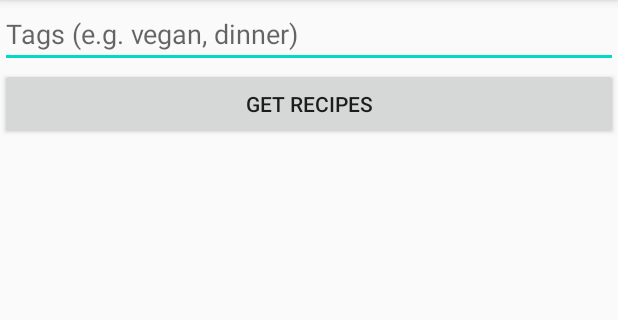
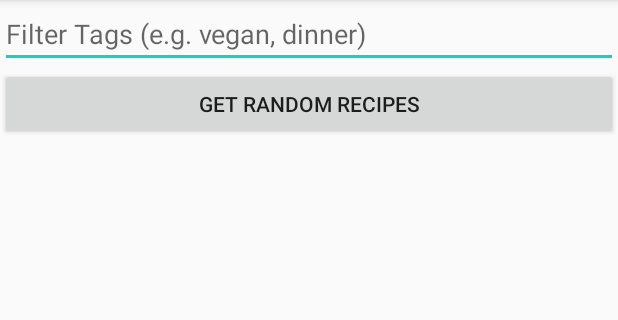
Before and after one commit to kbates97/RecipeFinder, an Android app: the screen it shows after launch (MainActivity), on a phone screen of 412 x 824 dp, the part 84-404 px from its top. Run offline under Robolectric (Android 15) with nearby library versions, the phone set to English and light mode, and no system bars; pictures from the network do not load.

Commit message:
Updated strings to make more intuitive

```diff
--- a/app/src/main/java/dev/kylecode/recipefinder/ui/MainActivity.kt
+++ b/app/src/main/java/dev/kylecode/recipefinder/ui/MainActivity.kt
@@ -50,7 +50,7 @@ class MainActivity : AppCompatActivity() {
     }
 
     private fun onSuccess(recipes: List<Recipe>) {
-        recipeAdapter.appendRecipes(recipes)
+        recipeAdapter.setRecipes(recipes)
         attachRecipesOnScrollListener()
     }
 
--- a/app/src/main/java/dev/kylecode/recipefinder/ui/RecipeView.kt
+++ b/app/src/main/java/dev/kylecode/recipefinder/ui/RecipeView.kt
@@ -22,7 +22,10 @@ class RecipeView : AppCompatActivity() {
 
         txtViewTitle.text = recipe.title
 
-        txtViewTime.text = "${this.getString(R.string.time_to_make)} ${recipe.readyInMinutes} ${this.getString(R.string.minutes)}"
+        if (recipe.readyInMinutes > 60)
+            txtViewTime.text = "${this.getString(R.string.time_to_make)} ${recipe.readyInMinutes/60} ${this.getString(R.string.hours_and)} ${recipe.readyInMinutes%60} ${this.getString(R.string.minutes)}"
+        else
+            txtViewTime.text = "${this.getString(R.string.time_to_make)} ${recipe.readyInMinutes} ${this.getString(R.string.minutes)}"
 
         var ingredients = ""
         for (ingredient in recipe.extendedIngredients){
--- a/app/src/main/res/values/strings.xml
+++ b/app/src/main/res/values/strings.xml
@@ -1,11 +1,13 @@
 <resources>
     <string name="app_name">RecipeFinder</string>
-    <string name="tags_hint">Tags (e.g. vegan, dinner)</string>
-    <string name="get_recipes">Get Recipes</string>
+    <string name="tags_hint">Filter Tags (e.g. vegan, dinner)</string>
+    <string name="get_recipes">Get Random Recipes</string>
     <string name="recipe_image">Recipe Image</string>
     <string name="recipe_title">Title</string>
     <string name="time_to_make">Time To Make:</string>
     <string name="minutes">minutes</string>
+    <string name="hours">hour(s)</string>
+    <string name="hours_and">hour(s) and</string>
     <string name="error_fetch_recipe">Check your internet connection</string>
     <string name="ingredients">Ingredients</string>
     <string name="steps">Steps</string>
```
Also changed, not shown: app/src/main/java/dev/kylecode/recipefinder/data/RecipeAdapter.kt (+13 -1 lines).
